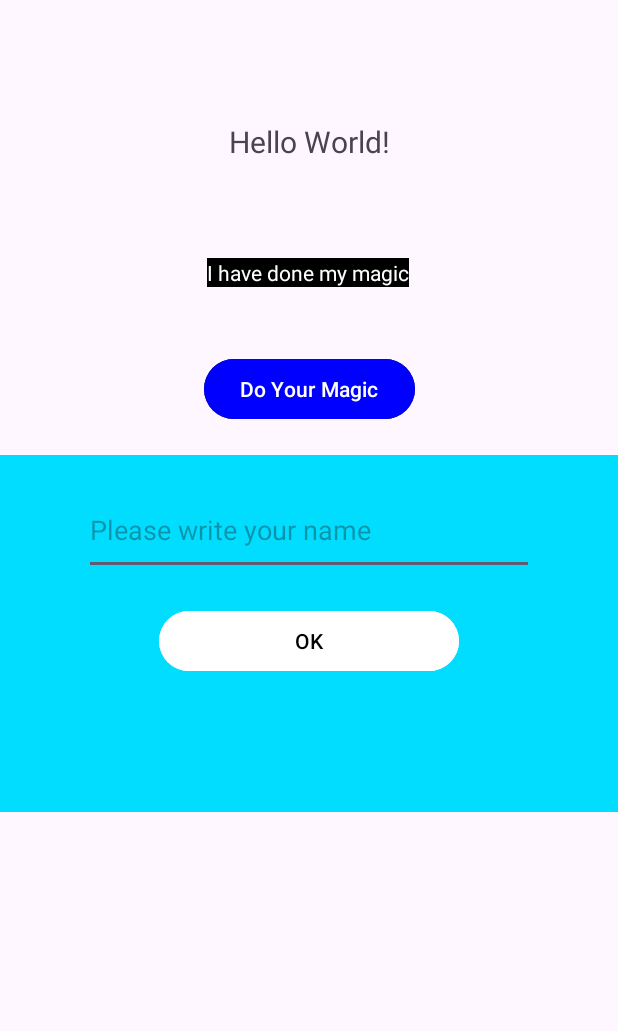
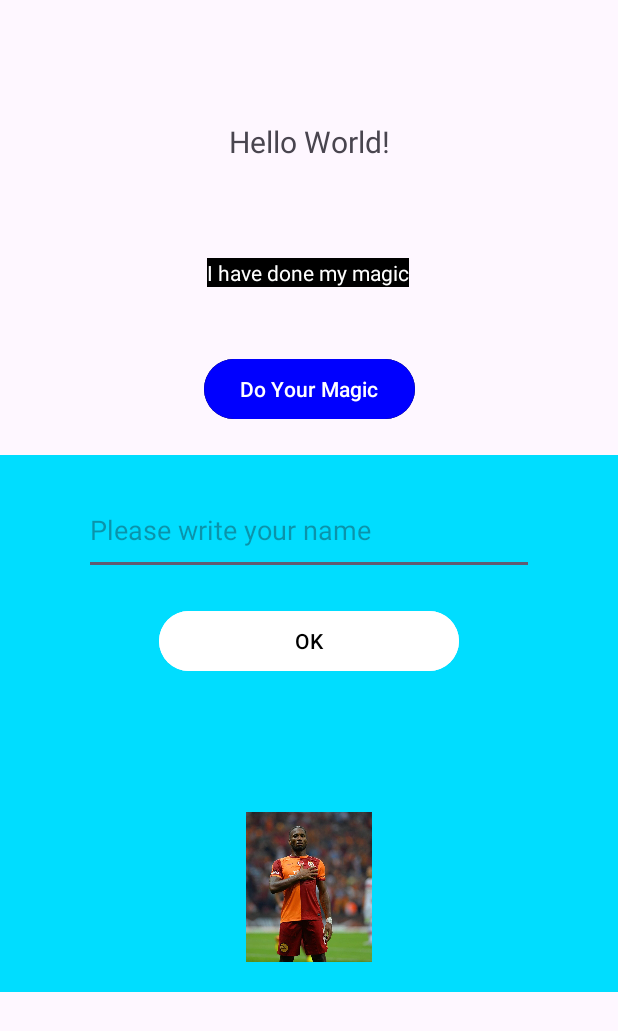
Before and after one commit to theplayernumberzero/AndroidAppDevWithKotlin, an Android app: the screen it shows after launch (MainActivity), after a tap on "OK", on a phone screen of 412 x 824 dp. Shown: the top 1031 px of the screen. Run offline under Robolectric (Android 15) with nearby library versions, the phone set to English and light mode, and no system bars; 3 other taps on this screen came first.

Commit message:
Kotlin Basics: ImageView

```diff
--- a/Components/app/src/main/java/com/example/components/MainActivity.kt
+++ b/Components/app/src/main/java/com/example/components/MainActivity.kt
@@ -4,6 +4,7 @@ import android.graphics.Color
 import android.os.Bundle
 import android.widget.Button
 import android.widget.EditText
+import android.widget.ImageView
 import android.widget.TextView
 import androidx.activity.enableEdgeToEdge
 import androidx.appcompat.app.AppCompatActivity
@@ -21,6 +22,8 @@ class MainActivity : AppCompatActivity() {
     lateinit var nameInput : EditText
     lateinit var ok : Button
     lateinit var result : TextView
+
+    lateinit var imageExample : ImageView
 
     override fun onCreate(savedInstanceState: Bundle?) {
         super.onCreate(savedInstanceState)
@@ -41,9 +44,13 @@ class MainActivity : AppCompatActivity() {
         ok = findViewById(R.id.buttonOk)
         result = findViewById(R.id.textViewResult)
 
+        imageExample = findViewById(R.id.imageViewExample)
+
         ok.setOnClickListener {
             var username : String = nameInput.text.toString()
             result.setText(username)
+
+            imageExample.setImageResource(R.drawable.drogba)
         }
 
         myText2.setTextColor(Color.BLACK)
--- a/Components/app/src/main/res/layout/activity_main.xml
+++ b/Components/app/src/main/res/layout/activity_main.xml
@@ -79,6 +79,14 @@
             android:gravity="center"
             android:text="Result" />
 
+        <ImageView
+            android:id="@+id/imageViewExample"
+            android:layout_width="300dp"
+            android:layout_height="100dp"
+            android:layout_marginBottom="20dp"
+            android:scaleType="fitCenter"
+            app:srcCompat="@drawable/icardi" />
+
     </LinearLayout>
 
 </androidx.constraintlayout.widget.ConstraintLayout>
```
Also changed, not shown: Components/app/src/main/res/drawable/drogba.jpg (added), Components/app/src/main/res/drawable/icardi.jpg (added).
